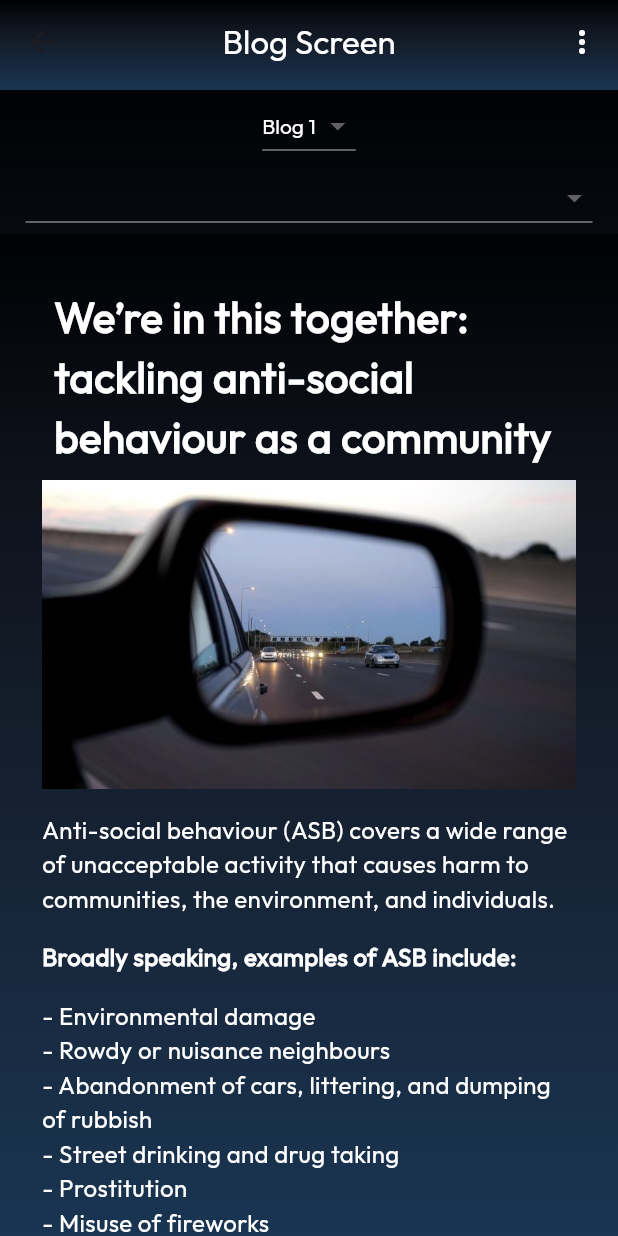
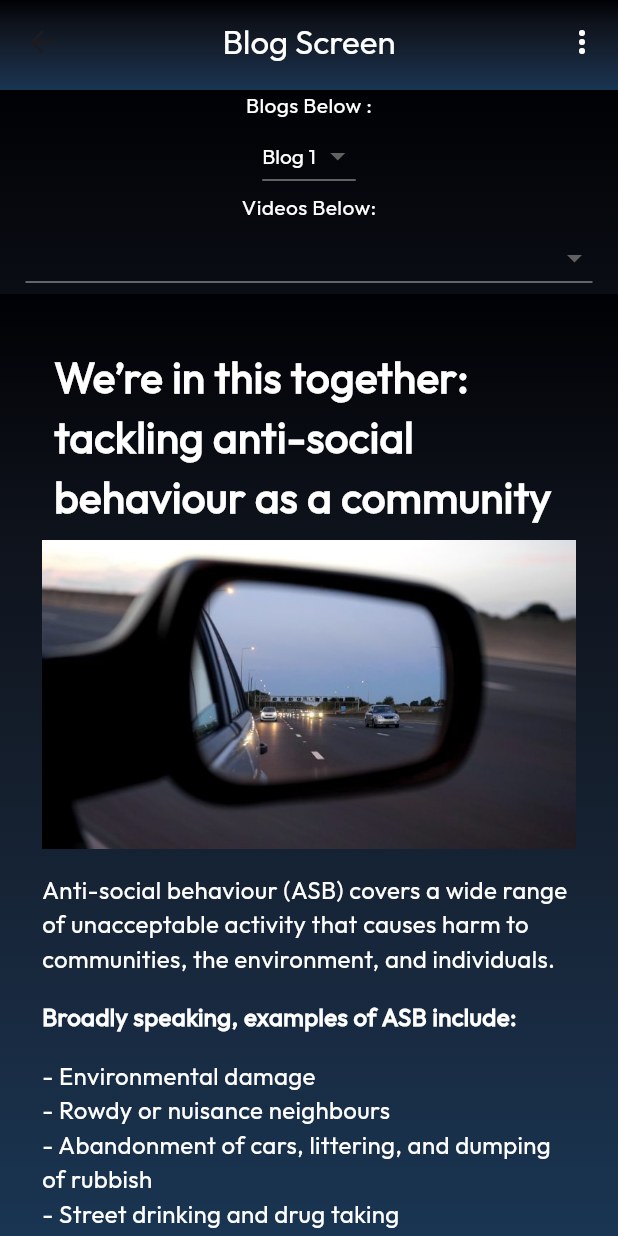
Before and after one commit to adan-s/FYP-Watchful-Eyes, a Flutter app: the BlogPage screen opened directly, on a phone screen of 412 x 824 dp. Run offline on Flutter 3.47's test engine with Material 3 defaults, Android fonts, the phone set to English and light mode, and no system bars; our stand-ins replace animated_text_kit, carousel_slider, cloud_firestore, file_picker, firebase_auth, firebase_core and 10 more; missing offline and left inert: flutter_animated_button; accounts and stored records are empty; project files that could hold a hidden picture were left out.

Commit message:
Blogs UI

```diff
--- a/lib/screens/blogs.dart
+++ b/lib/screens/blogs.dart
@@ -885,55 +885,62 @@ class _BlogPageState extends State<BlogPage> {
             ),
             child: Column(
               children: [
+                // Display default text based on selection
+                Text(
+                  'Blogs Below :',
+                  style: TextStyle(fontFamily: 'outfit', color: Colors.white),
+                ),
                 // Dropdown button for Blogs
                 DropdownButton<String>(
-                  value: selectedBlogIndex == -1
-                      ? null
-                      : blogs[selectedBlogIndex].title,
+                  value: selectedBlogIndex == -1 ? null : blogs[selectedBlogIndex].title,
                   items: blogs.map((Blog blog) {
                     return DropdownMenuItem<String>(
                       value: blog.title,
-
-                        child: Text(
-                          blog.title,
-                          style: TextStyle(fontFamily: 'outfit',color: Colors.white),
-                        ),
-
+                      child: Text(
+                        blog.title,
+                        style: TextStyle(fontFamily: 'outfit', color: Colors.white),
+                      ),
                     );
                   }).toList(),
                   onChanged: (String? newValue) {
                     setState(() {
-                      selectedBlogIndex =
-                          blogs.indexWhere((blog) => blog.title == newValue);
+                      selectedBlogIndex = blogs.indexWhere((blog) => blog.title == newValue);
                       selectedVideoIndex = -1;
                     });
                   },
-                  style: TextStyle(fontFamily: 'outfit',color: Colors.black), // Dropdown button text color
-                  dropdownColor: Colors.black, // Dropdown menu background color
+                  style: TextStyle(fontFamily: 'outfit', color: Colors.black),
+                  dropdownColor: Colors.black,
                 ),
-                // Dropdown button for Videos
+
+// Dropdown button for Videos
+                Text(
+                  'Videos Below:',
+                  style: TextStyle(fontFamily: 'outfit', color: Colors.white),
+                ),
                 DropdownButton<String>(
-                  value: selectedVideoIndex == -1
-                      ? null
-                      : videos[selectedVideoIndex].title,
+                  value: selectedVideoIndex == -1 ? null : videos[selectedVideoIndex].title,
+
                   items: videos.map((VideoPlayerWidget video) {
                     return DropdownMenuItem<String>(
                       value: video.title,
-                      child: Text(video.title,
-                        style: TextStyle(fontFamily: 'outfit',color: Colors.white),),
-
+                      child: Text(
+                        video.title,
+                        style: TextStyle(fontFamily: 'outfit', color: Colors.white),
+                      ),
                     );
                   }).toList(),
                   onChanged: (String? newValue) {
                     setState(() {
-                      selectedVideoIndex =
-                          videos.indexWhere((video) => video.title == newValue);
+                      selectedVideoIndex = videos.indexWhere((video) => video.title == newValue);
                       selectedBlogIndex = -1;
                     });
                   },
-                  style: TextStyle(fontFamily: 'outfit',color: Colors.black), // Dropdown button text color
-                  dropdownColor: Colors.black, // Dropdown menu background color
+                  style: TextStyle(fontFamily: 'outfit', color: Colors.black),
+                  dropdownColor: Colors.black,
                 ),
+
+
+
                 Expanded(
                   child: Container(
                     decoration: const BoxDecoration(
```
